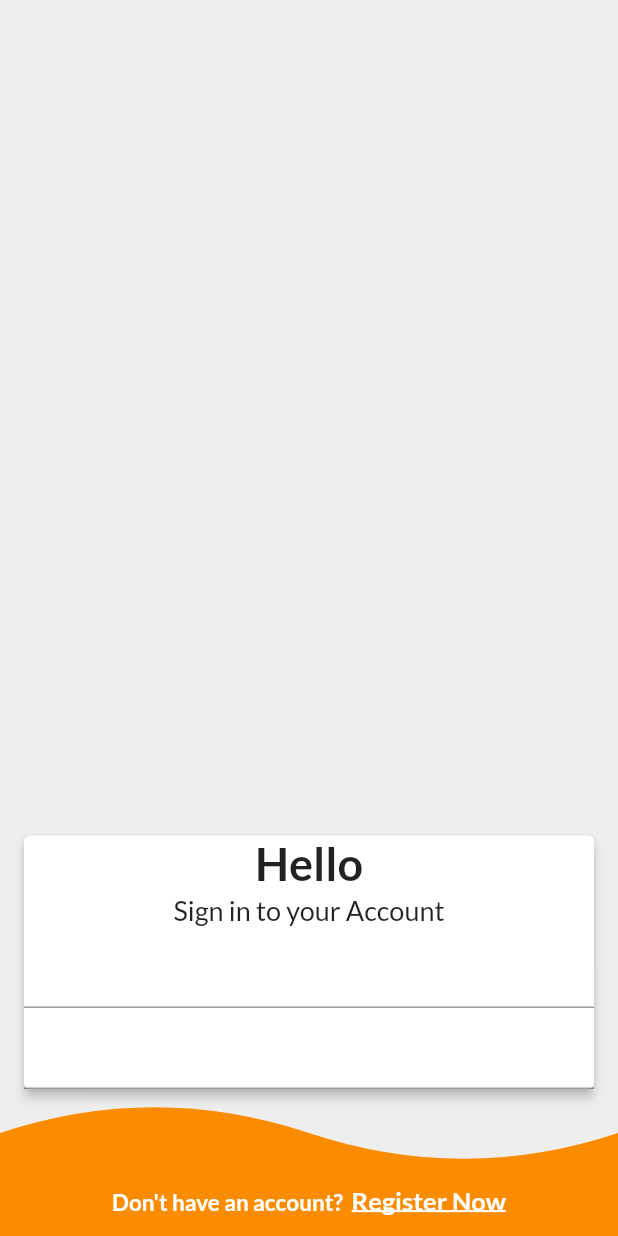
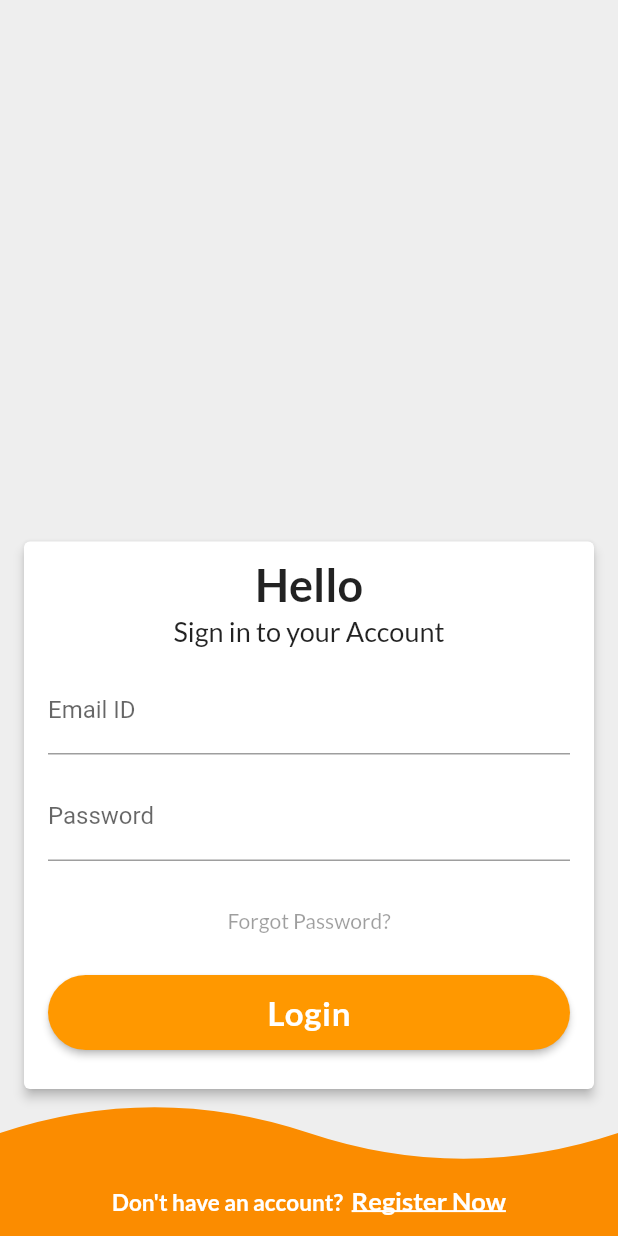
Before and after one commit to CarltonK/doctors_of_kenya, a Flutter app: the screen it shows after launch, on a phone screen of 412 x 824 dp. Run offline on Flutter 3.47's test engine with Material 2 defaults, Android fonts, the phone set to English and light mode, and no system bars; our stand-ins replace firebase_core, flutter_spinkit, google_fonts; accounts and stored records are empty.

Commit message:
Created the Login Page

```diff
--- a/lib/screens/authentication/login_screen.dart
+++ b/lib/screens/authentication/login_screen.dart
@@ -26,11 +26,15 @@ class LoginBody extends StatelessWidget {
       mainAxisAlignment: MainAxisAlignment.end,
       children: [
         Card(
-          margin: EdgeInsets.symmetric(horizontal: 16),
+          margin: EdgeInsets.symmetric(
+            horizontal: 16,
+          ),
           shape: RoundedRectangleBorder(
             borderRadius: BorderRadius.circular(4),
           ),
           elevation: 3,
+          child: Padding(
+            padding: const EdgeInsets.all(10),
             child: Column(
               crossAxisAlignment: CrossAxisAlignment.center,
               children: [
@@ -50,10 +54,64 @@ class LoginBody extends StatelessWidget {
                   ),
                 ),
                 const SizedBox(height: 6),
-              TextField(),
-              const SizedBox(height: 6),
-              TextField(),
+                Container(
+                  padding: EdgeInsets.all(6),
+                  child: TextField(
+                    decoration: InputDecoration(
+                      //                   border: OutlineInputBorder(),
+                      labelText: 'Email ID',
+                    ),
+                  ),
+                ),
+                //            const SizedBox(height: 6),
+                Container(
+                  padding: EdgeInsets.all(6),
+                  child: TextField(
+                    decoration: InputDecoration(
+//                  border: OutlineInputBorder(),
+                      labelText: 'Password',
+                    ),
+                  ),
+                ),
+                SizedBox(
+                  height: 10,
+                ),
+                FlatButton(
+                  onPressed: null,
+                  child: Text(
+                    'Forgot Password?',
+                    style: GoogleFonts.lato(),
+                  ),
+                ),
+                SizedBox(
+                  height: 6,
+                ),
+                Padding(
+                  padding: const EdgeInsets.all(6),
+                  child: MaterialButton(
+                      shape: RoundedRectangleBorder(
+                          borderRadius: BorderRadius.circular(30)),
+                      color: Colors.orange,
+                      padding: EdgeInsets.all(12),
+                      height: 50,
+                      child: Center(
+                        child: Text(
+                          'Login',
+                          style: GoogleFonts.lato(
+                            color: Colors.white,
+                            letterSpacing: 0.5,
+                            fontWeight: FontWeight.bold,
+                            fontSize: 22,
+                          ),
+                        ),
+                      ),
+                      onPressed: () {}),
+                ),
+                SizedBox(
+                  height: 10,
+                ),
               ],
+            ),
           ),
         ),
         const SizedBox(height: 50),
```
Also changed, not shown: pubspec.lock. Lines whose indentation alone changed are shown as unchanged.
